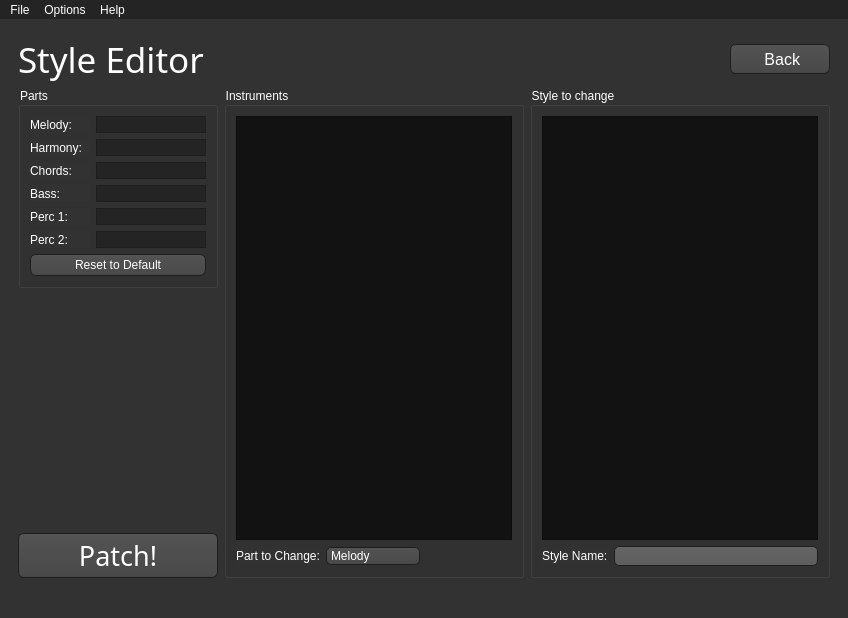
The window that WiiMusicPlus.ui (BenjaminHalko/WiiMusicEditorPlus) describes before a commit, drawn with Qt 5.
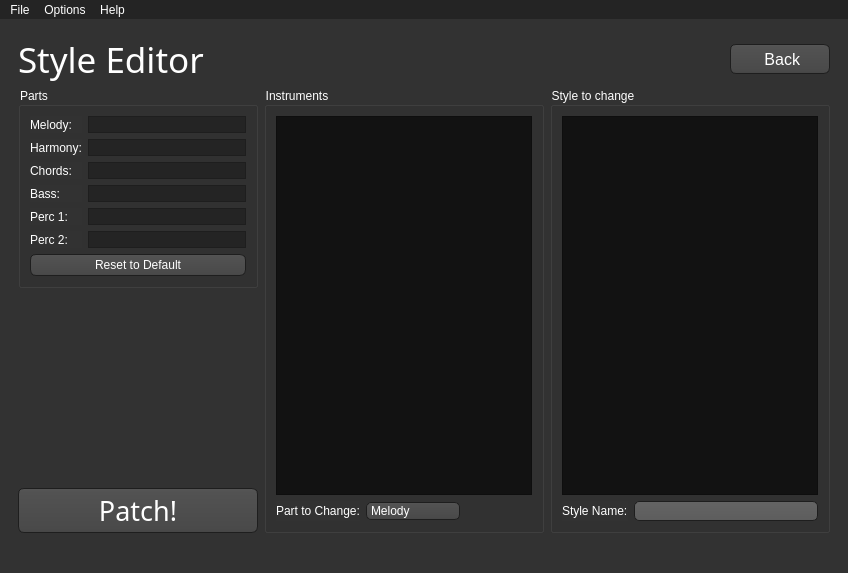
The same window after the commit. The open tabs and pages were chosen to show the change. Icons and pictures are not drawn.

Diff of the .ui file:
```diff
--- a/WiiMusicPlus.ui
+++ b/WiiMusicPlus.ui
@@ -6,8 +6,8 @@
    <rect>
     <x>0</x>
     <y>0</y>
-    <width>839</width>
-    <height>618</height>
+    <width>829</width>
+    <height>573</height>
    </rect>
   </property>
   <property name="palette">
@@ -2186,22 +2186,9 @@
               </property>
               <layout class="QVBoxLayout" name="verticalLayout_7">
                <item>
-                <layout class="QHBoxLayout" name="StE_Part_Melody">
-                 <item>
-                  <widget class="QLabel" name="StE_Part_Melody_Label">
-                   <property name="maximumSize">
-                    <size>
-                     <width>60</width>
-                     <height>16777215</height>
-                    </size>
-                   </property>
-                   <property name="text">
-                    <string>Melody:</string>
-                   </property>
-                  </widget>
-                 </item>
-                 <item>
-                  <widget class="QLabel" name="StE_Part_Melody_Instrument">
+                <layout class="QGridLayout" name="StE_Parts_List">
+                 <item row="4" column="1">
+                  <widget class="QLabel" name="StE_Part_Percussion1_Instrument">
                    <property name="font">
                     <font>
                      <pointsize>8</pointsize>
@@ -2221,30 +2208,70 @@
                    </property>
                   </widget>
                  </item>
-                </layout>
-               </item>
-               <item>
-                <layout class="QHBoxLayout" name="StE_Part_Harmony">
-                 <item>
+                 <item row="3" column="0">
+                  <widget class="QLabel" name="StE_Part_Bass_Label">
+                   <property name="text">
+                    <string>Bass:</string>
+                   </property>
+                  </widget>
+                 </item>
+                 <item row="4" column="0">
+                  <widget class="QLabel" name="StE_Part_Percussion1_Label">
+                   <property name="text">
+                    <string>Perc 1:</string>
+                   </property>
+                  </widget>
+                 </item>
+                 <item row="1" column="0">
                   <widget class="QLabel" name="StE_Part_Harmony_Label">
-                   <property name="minimumSize">
-                    <size>
-                     <width>0</width>
-                     <height>0</height>
-                    </size>
-                   </property>
-                   <property name="maximumSize">
-                    <size>
-                     <width>60</width>
-                     <height>16777215</height>
-                    </size>
-                   </property>
                    <property name="text">
                     <string>Harmony:</string>
                    </property>
                   </widget>
                  </item>
-                 <item>
+                 <item row="3" column="1">
+                  <widget class="QLabel" name="StE_Part_Bass_Instrument">
+                   <property name="font">
+                    <font>
+                     <pointsize>8</pointsize>
+                    </font>
+                   </property>
+                   <property name="acceptDrops">
+                    <bool>true</bool>
+                   </property>
+                   <property name="styleSheet">
+                    <string notr="true">padding: 1px;
+border: 1px solid;
+border-color: #1e1e1e;
+background-color: #242424;</string>
+                   </property>
+                   <property name="text">
+                    <string/>
+                   </property>
+                  </widget>
+                 </item>
+                 <item row="2" column="1">
+                  <widget class="QLabel" name="StE_Part_Chords_Instrument">
+                   <property name="font">
+                    <font>
+                     <pointsize>8</pointsize>
+                    </font>
+                   </property>
+                   <property name="acceptDrops">
+                    <bool>true</bool>
+                   </property>
+                   <property name="styleSheet">
+                    <string notr="true">padding: 1px;
+border: 1px solid;
+border-color: #1e1e1e;
+background-color: #242424;</string>
+                   </property>
+                   <property name="text">
+                    <string/>
+                   </property>
+                  </widget>
+                 </item>
+                 <item row="1" column="1">
                   <widget class="QLabel" name="StE_Part_Harmony_Instrument">
                    <property name="font">
                     <font>
@@ -2265,162 +2292,21 @@
                    </property>
                   </widget>
                  </item>
-                </layout>
-               </item>
-               <item>
-                <layout class="QHBoxLayout" name="StE_Part_Chords">
-                 <item>
+                 <item row="2" column="0">
                   <widget class="QLabel" name="StE_Part_Chords_Label">
-                   <property name="minimumSize">
-                    <size>
-                     <width>0</width>
-                     <height>0</height>
-                    </size>
-                   </property>
-                   <property name="maximumSize">
-                    <size>
-                     <width>60</width>
-                     <height>16777215</height>
-                    </size>
-                   </property>
                    <property name="text">
                     <string>Chords:</string>
                    </property>
                   </widget>
                  </item>
-                 <item>
-                  <widget class="QLabel" name="StE_Part_Chords_Instrument">
-                   <property name="font">
-                    <font>
-                     <pointsize>8</pointsize>
-                    </font>
-                   </property>
-                   <property name="acceptDrops">
-                    <bool>true</bool>
-                   </property>
-                   <property name="styleSheet">
-                    <string notr="true">padding: 1px;
-border: 1px solid;
-border-color: #1e1e1e;
-background-color: #242424;</string>
-                   </property>
-                   <property name="text">
-                    <string/>
-                   </property>
-                  </widget>
-                 </item>
-                </layout>
-               </item>
-               <item>
-                <layout class="QHBoxLayout" name="StE_Part_Bass">
-                 <item>
-                  <widget class="QLabel" name="StE_Part_Bass_Label">
-                   <property name="minimumSize">
-                    <size>
-                     <width>0</width>
-                     <height>0</height>
-                    </size>
-                   </property>
-                   <property name="maximumSize">
-                    <size>
-                     <width>60</width>
-                     <height>16777215</height>
-                    </size>
-                   </property>
-                   <property name="text">
-                    <string>Bass:</string>
-                   </property>
-                  </widget>
-                 </item>
-                 <item>
-                  <widget class="QLabel" name="StE_Part_Bass_Instrument">
-                   <property name="font">
-                    <font>
-                     <pointsize>8</pointsize>
-                    </font>
-                   </property>
-                   <property name="acceptDrops">
-                    <bool>true</bool>
-                   </property>
-                   <property name="styleSheet">
-                    <string notr="true">padding: 1px;
-border: 1px solid;
-border-color: #1e1e1e;
-background-color: #242424;</string>
-                   </property>
-                   <property name="text">
-                    <string/>
-                   </property>
-                  </widget>
-                 </item>
-                </layout>
-               </item>
-               <item>
-                <layout class="QHBoxLayout" name="StE_Part_Percussion1">
-                 <item>
-                  <widget class="QLabel" name="StE_Part_Percussion1_Label">
-                   <property name="minimumSize">
-                    <size>
-                     <width>0</width>
-                     <height>0</height>
-                    </size>
-                   </property>
-                   <property name="maximumSize">
-                    <size>
-                     <width>60</width>
-                     <height>16777215</height>
-                    </size>
-                   </property>
-                   <property name="text">
-                    <string>Perc 1:</string>
-                   </property>
-                  </widget>
-                 </item>
-                 <item>
-                  <widget class="QLabel" name="StE_Part_Percussion1_Instrument">
-                   <property name="font">
-                    <font>
-                     <pointsize>8</pointsize>
-                    </font>
-                   </property>
-                   <property name="acceptDrops">
-                    <bool>true</bool>
-                   </property>
-                   <property name="styleSheet">
-                    <string notr="true">padding: 1px;
-border: 1px solid;
-border-color: #1e1e1e;
-background-color: #242424;</string>
-                   </property>
-                   <property name="text">
-                    <string/>
-                   </property>
-                  </widget>
-                 </item>
-                </layout>
-               </item>
-               <item>
-                <layout class="QHBoxLayout" name="StE_Part_Percussion2">
-                 <item>
+                 <item row="5" column="0">
                   <widget class="QLabel" name="StE_Part_Percussion2_Label">
-                   <property name="minimumSize">
-                    <size>
-                     <width>0</width>
-                     <height>0</height>
-                    </size>
-                   </property>
-                   <property name="maximumSize">
-                    <size>
-                     <width>60</width>
-                     <height>16777215</height>
-                    </size>
-                   </property>
                    <property name="text">
                     <string>Perc 2:</string>
                    </property>
                   </widget>
                  </item>
-                 <item>
+                 <item row="5" column="1">
                   <widget class="QLabel" name="StE_Part_Percussion2_Instrument">
                    <property name="font">
                     <font>
@@ -2441,6 +2327,40 @@
                    </property>
                   </widget>
                  </item>
+                 <item row="0" column="1">
+                  <widget class="QLabel" name="StE_Part_Melody_Instrument">
+                   <property name="sizePolicy">
+                    <sizepolicy hsizetype="MinimumExpanding" vsizetype="Preferred">
+                     <horstretch>0</horstretch>
+                     <verstretch>0</verstretch>
+                    </sizepolicy>
+                   </property>
+                   <property name="font">
+                    <font>
+                     <pointsize>8</pointsize>
+                    </font>
+                   </property>
+                   <property name="acceptDrops">
+                    <bool>true</bool>
+                   </property>
+                   <property name="styleSheet">
+                    <string notr="true">padding: 1px;
+border: 1px solid;
+border-color: #1e1e1e;
+background-color: #242424;</string>
+                   </property>
+                   <property name="text">
+                    <string/>
+                   </property>
+                  </widget>
+                 </item>
+                 <item row="0" column="0">
+                  <widget class="QLabel" name="StE_Part_Melody_Label">
+                   <property name="text">
+                    <string>Melody:</string>
+                   </property>
+                  </widget>
+                 </item>
                 </layout>
                </item>
                <item>
```
Left out of the diff: 133 changed lines with no effect on the pictures.
